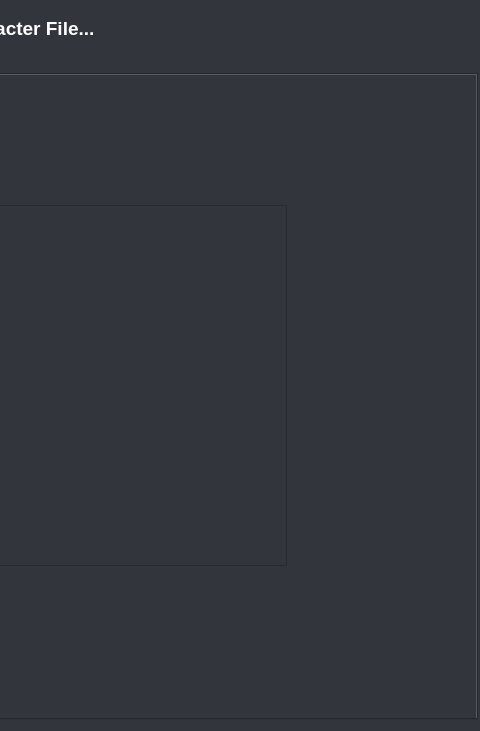
jagger1407/NeoStudio, file src/ui/neostudio.ui: the form before one commit; both pictures show x 473 to 953 and y 0 to 731 of the 953 by 731 pixel window.
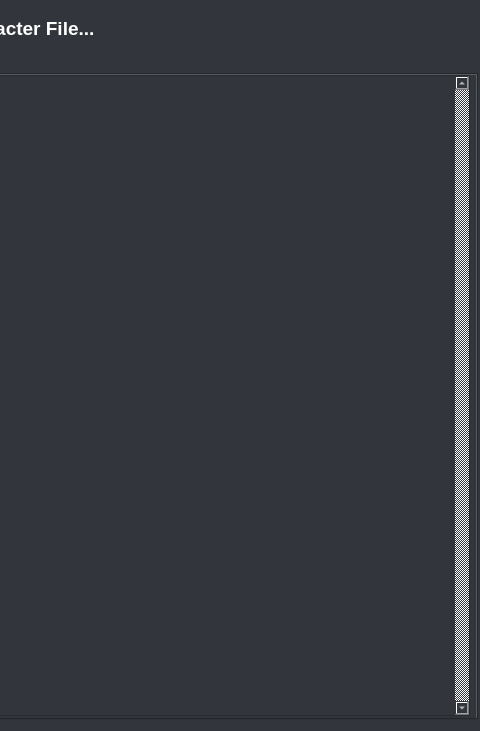
The form after the commit. The open tabs and pages were chosen to show the change.

Commit message: Implemented Drag & Drop feature, added Melee Parameters

Diff of the .ui file:
```diff
--- a/src/ui/neostudio.ui
+++ b/src/ui/neostudio.ui
@@ -134,6 +134,41 @@
        </brush>
       </property>
      </widget>
+     <widget class="QScrollArea" name="MeleeScrollArea">
+      <property name="geometry">
+       <rect>
+        <x>0</x>
+        <y>0</y>
+        <width>941</width>
+        <height>641</height>
+       </rect>
+      </property>
+      <property name="styleSheet">
+       <string notr="true"/>
+      </property>
+      <property name="verticalScrollBarPolicy">
+       <enum>Qt::ScrollBarAlwaysOn</enum>
+      </property>
+      <property name="horizontalScrollBarPolicy">
+       <enum>Qt::ScrollBarAlwaysOff</enum>
+      </property>
+      <property name="widgetResizable">
+       <bool>false</bool>
+      </property>
+      <widget class="QWidget" name="scrollAreaWidgetContents_2">
+       <property name="geometry">
+        <rect>
+         <x>0</x>
+         <y>0</y>
+         <width>910</width>
+         <height>637</height>
+        </rect>
+       </property>
+       <property name="styleSheet">
+        <string notr="true"/>
+       </property>
+      </widget>
+     </widget>
     </widget>
     <widget class="QWidget" name="KiBlastTab">
      <attribute name="title">
```
Left out of the diff: 4 changed lines with no effect on the pictures. The commit also changes 16 other files.
